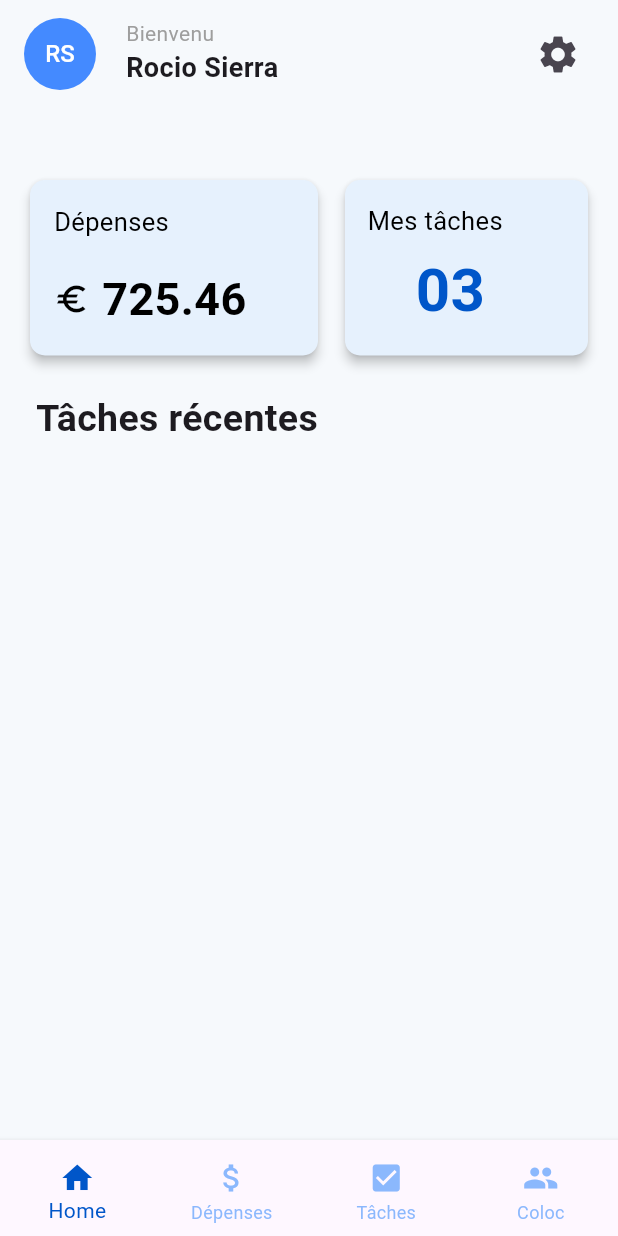
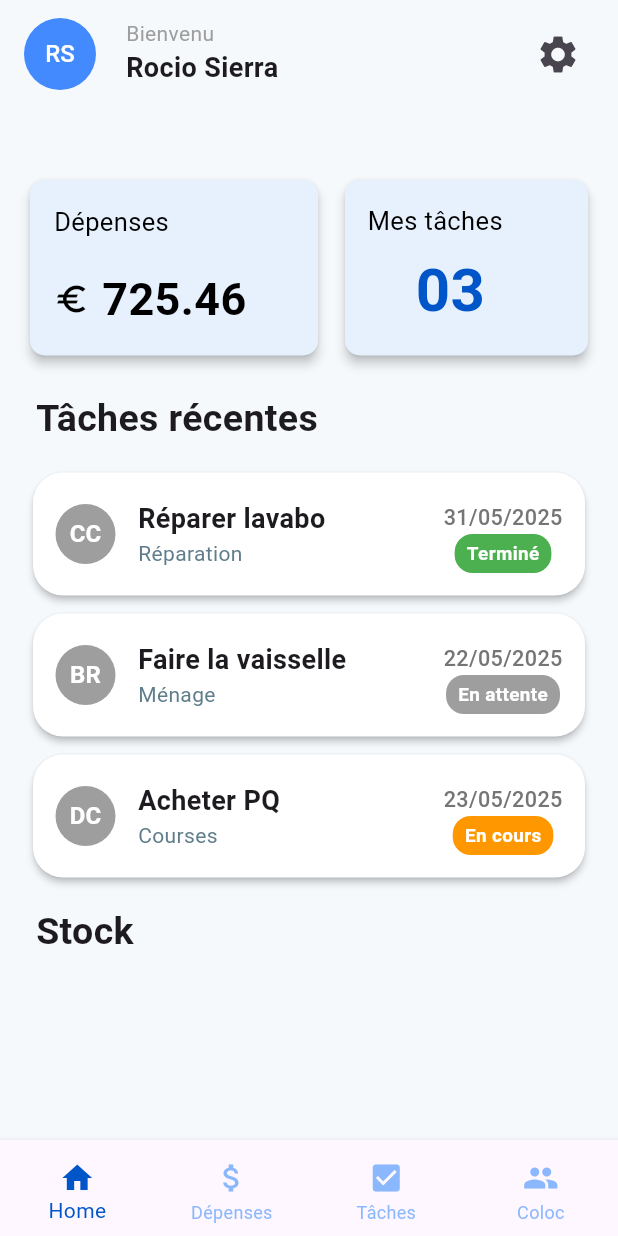
Before and after one commit to CoHabitProject/co_habit_frontend, a Flutter app: the HomeScreen screen opened by its route, on a phone screen of 412 x 824 dp. Run offline on Flutter 3.47's test engine with Material 3 defaults, Android fonts, the phone set to English and light mode, and no system bars; our stand-ins replace dio, get_it, go_router, lottie, pinput, shared_preferences; missing offline and left inert: flutter_appauth; accounts and stored records are empty; network calls fail.

Commit message:
ajout cards de tâches dans home page

```diff
--- a/lib/presentation/screens/home/home_screen.dart
+++ b/lib/presentation/screens/home/home_screen.dart
@@ -1,6 +1,8 @@
 import 'package:co_habit_frontend/config/theme/app_theme.dart';
 import 'package:co_habit_frontend/presentation/screens/home/widgets/custom_app_bar.dart';
 import 'package:co_habit_frontend/presentation/screens/home/widgets/home_screen_navbar.dart';
+import 'package:co_habit_frontend/presentation/screens/taches/taches_card.dart';
+import 'package:co_habit_frontend/presentation/screens/taches/utils/tache_status_enum.dart';
 import 'package:co_habit_frontend/presentation/widgets/common/flexible_card.dart';
 import 'package:flutter/material.dart';
 
@@ -15,6 +17,38 @@ class _HomeScreenState extends State<HomeScreen> {
   final int _selectedIndex = 0;
   String firstName = 'Rocio';
   String lastName = 'Sierra';
+
+  final tachesInfosMock = <Map<String, dynamic>>[
+    {
+      'firstName': 'Carlos',
+      'lastName': 'Ceren',
+      'title': 'Réparer lavabo',
+      'category': 'Réparation',
+      'date': DateTime(2025, 5, 31),
+      'status': TacheStatus.termine
+    },
+    {
+      'firstName': 'Bertrand',
+      'lastName': 'Renaudin',
+      'title': 'Faire la vaisselle',
+      'category': 'Ménage',
+      'date': DateTime(2025, 5, 22),
+      'status': TacheStatus.enAttente
+    },
+    {
+      'firstName': 'Dmitri',
+      'lastName': 'Chine',
+      'title': 'Acheter PQ',
+      'category': 'Courses',
+      'date': DateTime(2025, 5, 23),
+      'status': TacheStatus.enCours
+    }
+  ];
+
+  String _getInitials(String first, String last) {
+    return '${first.isNotEmpty ? first[0] : ''}${last.isNotEmpty ? last[0] : ''}';
+  }
+
   @override
   Widget build(BuildContext context) {
     return Scaffold(
@@ -23,22 +57,48 @@ class _HomeScreenState extends State<HomeScreen> {
         lastName: lastName,
         avatarColor: Colors.blueAccent,
       ),
-      body: const SingleChildScrollView(
-        padding: EdgeInsets.all(16),
+      body: SingleChildScrollView(
+        padding: const EdgeInsets.all(16),
         child: Column(
           crossAxisAlignment: CrossAxisAlignment.stretch,
           children: [
-            _BuildHeaderCards(),
-            SizedBox(
+            const _BuildHeaderCards(),
+            const SizedBox(
               height: 20,
             ),
-            Padding(
+            const Padding(
               padding: EdgeInsets.only(left: 8),
               child: Text(
                 'Tâches récentes',
                 style: TextStyle(fontSize: 25, fontWeight: FontWeight.w700),
               ),
-            )
+            ),
+            const SizedBox(
+              height: 12,
+            ),
+            ...tachesInfosMock.map((tache) => TachesCard(
+                title: tache['title'],
+                titleWeight: FontWeight.w700,
+                titleSize: 18,
+                text: tache['category'],
+                textColor: Colors.blueGrey,
+                date: tache['date'],
+                status: tache['status'],
+                initials: _getInitials(tache['firstName'], tache['lastName']),
+                width: 150,
+                height: 90,
+                borderRadius: 20,
+                avatarColor: Colors.grey)),
+            const SizedBox(
+              height: 12,
+            ),
+            const Padding(
+              padding: EdgeInsets.only(left: 8),
+              child: Text(
+                'Stock',
+                style: TextStyle(fontSize: 25, fontWeight: FontWeight.w700),
+              ),
+            ),
           ],
         ),
       ),
@@ -50,9 +110,7 @@ class _HomeScreenState extends State<HomeScreen> {
 }
 
 class _BuildHeaderCards extends StatelessWidget {
-  const _BuildHeaderCards({
-    super.key,
-  });
+  const _BuildHeaderCards();
 
   @override
   Widget build(BuildContext context) {
--- /dev/null
+++ b/lib/presentation/screens/taches/taches_card.dart
@@ -0,0 +1,145 @@
+import 'package:co_habit_frontend/presentation/screens/taches/utils/tache_status_enum.dart';
+import 'package:flutter/material.dart';
+import 'package:intl/intl.dart';
+
+class TachesCard extends StatelessWidget {
+  final String title;
+  final FontWeight? titleWeight;
+  final double? titleSize;
+  final String text;
+  final double? textSize;
+  final FontWeight? textWeight;
+  final DateTime date;
+  final TacheStatus status;
+  final String initials;
+  final double width;
+  final double height;
+  final double borderRadius;
+  final VoidCallback? onTap;
+  final Color avatarColor;
+  final Color? textColor;
+
+  const TachesCard({
+    super.key,
+    required this.title,
+    this.titleWeight,
+    this.titleSize,
+    required this.text,
+    this.textSize,
+    this.textWeight,
+    required this.date,
+    required this.status,
+    required this.initials,
+    required this.width,
+    required this.height,
+    required this.borderRadius,
+    this.onTap,
+    required this.avatarColor,
+    this.textColor,
+  });
+
+  @override
+  Widget build(BuildContext context) {
+    return Container(
+      width: width,
+      height: height,
+      margin: const EdgeInsets.all(2),
+      child: Card(
+        color: Colors.white,
+        elevation: 2,
+        shape: RoundedRectangleBorder(
+          borderRadius: BorderRadius.circular(borderRadius),
+        ),
+        child: InkWell(
+          onTap: onTap,
+          borderRadius: BorderRadius.circular(borderRadius),
+          child: Padding(
+            padding: const EdgeInsets.all(15),
+            child: Row(
+              children: [
+                _buildCircleAvatar(context),
+                const SizedBox(width: 15),
+                Expanded(child: _buildCenterContent(context)),
+                Padding(
+                  padding: const EdgeInsets.only(top: 5),
+                  child: _buildEndContent(context),
+                ),
+              ],
+            ),
+          ),
+        ),
+      ),
+    );
+  }
+
+  Widget _buildCircleAvatar(BuildContext context) {
+    return CircleAvatar(
+      backgroundColor: avatarColor, // Using the provided avatarColor
+      child: Text(
+        initials,
+        style: const TextStyle(
+          color: Colors.white,
+          fontWeight: FontWeight.bold,
+        ),
+      ),
+    );
+  }
+
+  Widget _buildCenterContent(BuildContext context) {
+    return Column(
+      crossAxisAlignment: CrossAxisAlignment.start,
+      mainAxisAlignment: MainAxisAlignment.center,
+      children: [
+        Text(
+          title,
+          style: TextStyle(
+            fontSize: titleSize ?? 16,
+            fontWeight: titleWeight ?? FontWeight.w600,
+          ),
+          overflow: TextOverflow.ellipsis,
+          maxLines: 1,
+        ),
+        Text(
+          text,
+          style: TextStyle(
+            fontSize: textSize ?? 14,
+            fontWeight: textWeight,
+            color: textColor ?? Colors.grey[600],
+          ),
+          overflow: TextOverflow.ellipsis,
+          maxLines: 2,
+        ),
+      ],
+    );
+  }
+
+  Widget _buildEndContent(BuildContext context) {
+    return Column(
+      children: [
+        Text(
+          DateFormat('dd/MM/yyyy').format(date),
+          style: TextStyle(
+            fontSize: (titleSize ?? 16) * 0.8,
+            fontWeight: FontWeight.w500,
+            color: Colors.grey[600],
+          ),
+        ),
+        Container(
+          padding: const EdgeInsets.symmetric(horizontal: 8, vertical: 4),
+          decoration: BoxDecoration(
+            color: status.color,
+            borderRadius: BorderRadius.circular(12),
+          ),
+          child: Text(
+            status.label.toString(),
+            style: TextStyle(
+              fontSize: (titleSize ?? 16) * 0.7,
+              fontWeight: FontWeight.w600,
+              color: Colors.white,
+            ),
+          ),
+        ),
+      ],
+    );
+  }
+}
--- /dev/null
+++ b/lib/presentation/screens/taches/utils/tache_status_enum.dart
@@ -0,0 +1,31 @@
+import 'package:flutter/material.dart';
+
+enum TacheStatus { termine, enCours, enAttente, annule }
+
+extension TacheStatusExtension on TacheStatus {
+  Color get color {
+    switch (this) {
+      case TacheStatus.termine:
+        return Colors.green;
+      case TacheStatus.enCours:
+        return Colors.orange;
+      case TacheStatus.enAttente:
+        return Colors.grey;
+      case TacheStatus.annule:
+        return Colors.red;
+    }
+  }
+
+  String get label {
+    switch (this) {
+      case TacheStatus.termine:
+        return 'Terminé';
+      case TacheStatus.enCours:
+        return 'En cours';
+      case TacheStatus.enAttente:
+        return 'En attente';
+      case TacheStatus.annule:
+        return 'Annulé';
+    }
+  }
+}
```
